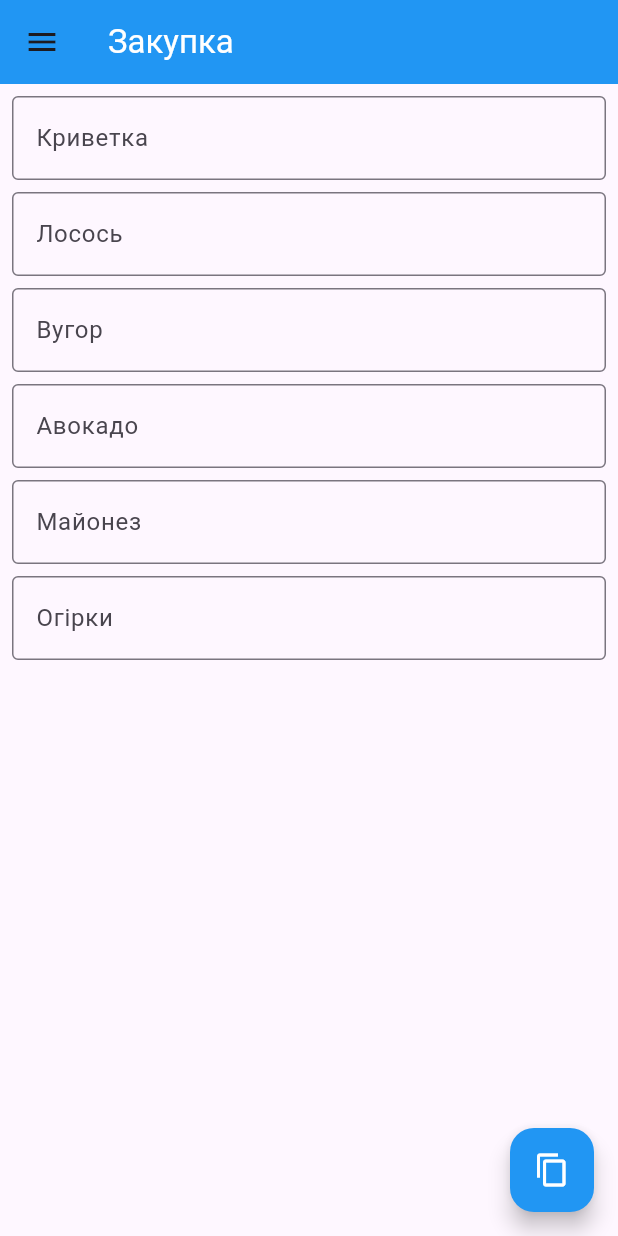
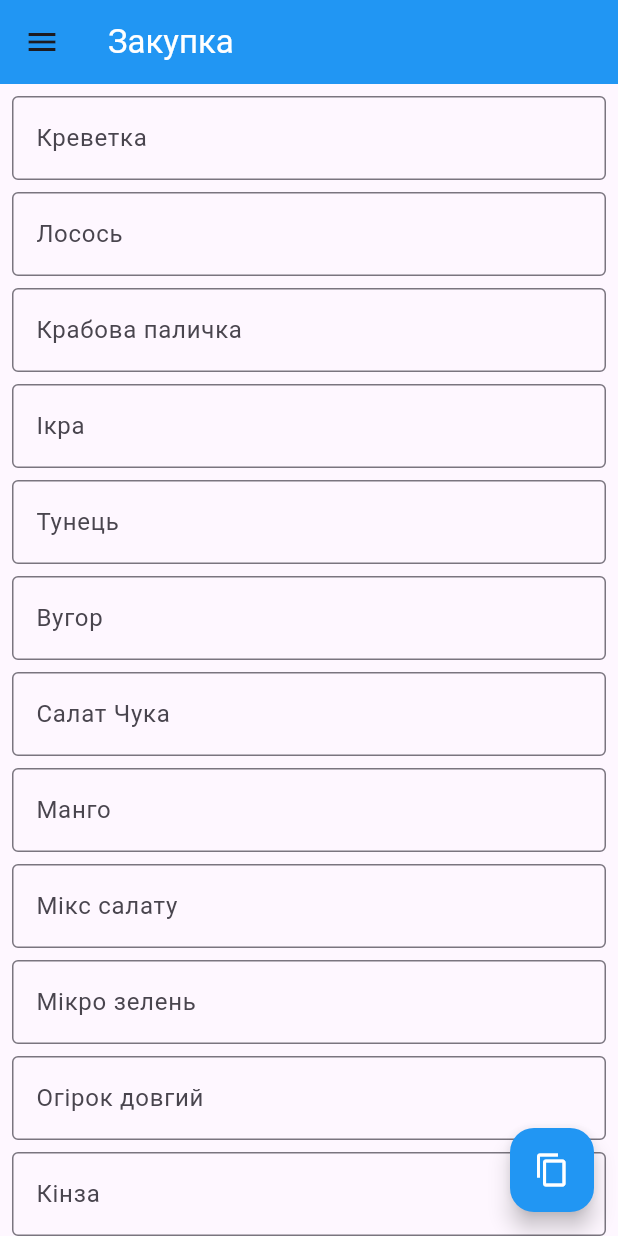
Before and after one commit to mr-diko/order-list, a Flutter app: the screen it shows after launch, on a phone screen of 412 x 824 dp. Run offline on Flutter 3.47's test engine with Material 3 defaults, Android fonts, the phone set to English and light mode, and no system bars.

Commit message:
Feature: Started Developing List Editing Functionality

```diff
--- /dev/null
+++ b/lib/data/database.dart
@@ -0,0 +1,54 @@
+List<String> productsList = [
+  "Креветка",
+  "Лосось",
+  "Крабова паличка",
+  "Ікра",
+  "Тунець",
+  "Вугор",
+  "Салат Чука",
+  "Манго",
+  "Мікс салату",
+  "Мікро зелень",
+  "Огірок довгий",
+  "Кінза",
+  "Авокадо",
+  "Лимонграс",
+  "Листя лайму",
+  "Імбир свіжий",
+  "Лайм",
+  "Рис",
+  "Норі",
+  "Сир вершковий",
+  "Місо паста світла",
+  "Хондаші",
+  "Кокосове молоко",
+  "Кревет. паста",
+  "Васабі",
+  "Темпура",
+  "Вакаме сухі фуеро вакаме",
+  "Кунжут",
+  "Шічимі",
+  "Том Ям паста",
+  "Імбир маринований",
+  "Чука",
+  "Майонез",
+  "Унагі соус",
+  "Кімчі",
+  "Шрірачі",
+  "Світ чилі",
+  "Рибний соус",
+  "Кунжутна олія",
+  "Кікоман",
+  "Міцукан",
+  "Мірін",
+  "Соуснички",
+  "Палички брендовані",
+  "Коробки",
+  "Фіксатори для паличок",
+  "Вода",
+  "палички не брендовані",
+  "конбу",
+  "маменорі оранж.",
+  "дожки для супу",
+  "супнички",
+];
--- a/lib/pages/list_page.dart
+++ b/lib/pages/list_page.dart
@@ -1,6 +1,7 @@
 import 'package:flutter/material.dart';
 import 'package:flutter/services.dart';
 import 'package:purchase_order_app/util/products_tile.dart';
+import 'package:purchase_order_app/data/database.dart';
 
 class ListPage extends StatefulWidget {
   const ListPage({super.key});
@@ -10,14 +11,6 @@ class ListPage extends StatefulWidget {
 }
 
 class _ListPageState extends State<ListPage> {
-  List<String> productsList = [
-    "Криветка",
-    "Лосось",
-    "Вугор",
-    "Авокадо",
-    "Майонез",
-    "Огірки"
-  ];
   final List<TextEditingController> _controllers = [];
 
   showFilledFilds() {
@@ -89,7 +82,7 @@ class _ListPageState extends State<ListPage> {
                 },
               ),
               ListTile(
-                leading: Icon(Icons.list),
+                leading: Icon(Icons.edit),
                 title: Text('Налаштуання списку'),
                 onTap: () {
                   Navigator.pop(context);
```
Also changed, not shown: lib/pages/list_setitngs_page.dart (+52 -0 lines).
